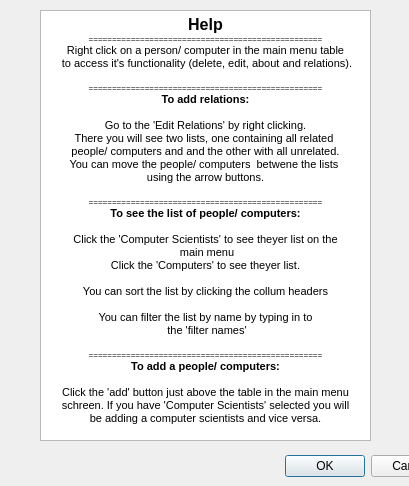
Qt form helpwindow.ui (hrafnkelli14/Verklegt-verkefni-3) before a commit.
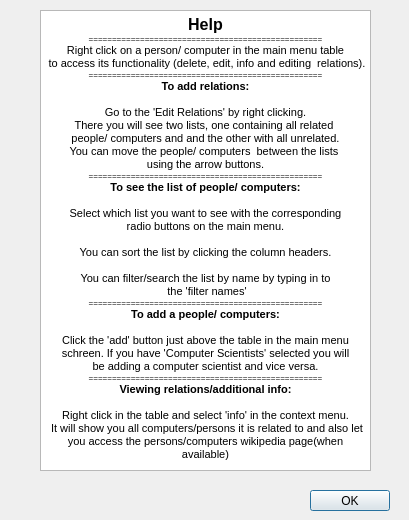
The same form after that commit.

Commit message: help window ready and linked to main menu

```diff
--- a/helpwindow.ui
+++ b/helpwindow.ui
@@ -7,35 +7,19 @@
     <x>0</x>
     <y>0</y>
     <width>409</width>
-    <height>486</height>
+    <height>520</height>
    </rect>
   </property>
   <property name="windowTitle">
    <string>Dialog</string>
   </property>
-  <widget class="QDialogButtonBox" name="buttonBox">
-   <property name="geometry">
-    <rect>
-     <x>110</x>
-     <y>450</y>
-     <width>341</width>
-     <height>32</height>
-    </rect>
-   </property>
-   <property name="orientation">
-    <enum>Qt::Horizontal</enum>
-   </property>
-   <property name="standardButtons">
-    <set>QDialogButtonBox::Cancel|QDialogButtonBox::Ok</set>
-   </property>
-  </widget>
   <widget class="QTextBrowser" name="textBrowser">
    <property name="geometry">
     <rect>
      <x>40</x>
      <y>10</y>
      <width>331</width>
-     <height>431</height>
+     <height>461</height>
     </rect>
    </property>
    <property name="html">
@@ -46,34 +30,49 @@
 &lt;p align=&quot;center&quot; style=&quot; margin-top:0px; margin-bottom:0px; margin-left:0px; margin-right:0px; -qt-block-indent:0; text-indent:0px;&quot;&gt;&lt;span style=&quot; font-size:12pt; font-weight:600;&quot;&gt;Help&lt;/span&gt;&lt;/p&gt;
 &lt;p align=&quot;center&quot; style=&quot; margin-top:0px; margin-bottom:0px; margin-left:0px; margin-right:0px; -qt-block-indent:0; text-indent:0px;&quot;&gt;&lt;span style=&quot; font-size:6pt;&quot;&gt;==================================================&lt;/span&gt;&lt;/p&gt;
 &lt;p align=&quot;center&quot; style=&quot; margin-top:0px; margin-bottom:0px; margin-left:0px; margin-right:0px; -qt-block-indent:0; text-indent:0px;&quot;&gt;&lt;span style=&quot; font-size:8pt;&quot;&gt;Right click on a person/ computer in the main menu table&lt;/span&gt;&lt;/p&gt;
-&lt;p align=&quot;center&quot; style=&quot; margin-top:0px; margin-bottom:0px; margin-left:0px; margin-right:0px; -qt-block-indent:0; text-indent:0px;&quot;&gt;&lt;span style=&quot; font-size:8pt;&quot;&gt; to access it's functionality (delete, edit, about and relations).&lt;/span&gt;&lt;/p&gt;
-&lt;p style=&quot;-qt-paragraph-type:empty; margin-top:0px; margin-bottom:0px; margin-left:0px; margin-right:0px; -qt-block-indent:0; text-indent:0px; font-size:8pt;&quot;&gt;&lt;br /&gt;&lt;/p&gt;
+&lt;p align=&quot;center&quot; style=&quot; margin-top:0px; margin-bottom:0px; margin-left:0px; margin-right:0px; -qt-block-indent:0; text-indent:0px;&quot;&gt;&lt;span style=&quot; font-size:8pt;&quot;&gt; to access its functionality (delete, edit, info and editing  relations).&lt;/span&gt;&lt;/p&gt;
 &lt;p align=&quot;center&quot; style=&quot; margin-top:0px; margin-bottom:0px; margin-left:0px; margin-right:0px; -qt-block-indent:0; text-indent:0px;&quot;&gt;&lt;span style=&quot; font-size:6pt;&quot;&gt;==================================================&lt;/span&gt;&lt;/p&gt;
 &lt;p align=&quot;center&quot; style=&quot; margin-top:0px; margin-bottom:0px; margin-left:0px; margin-right:0px; -qt-block-indent:0; text-indent:0px;&quot;&gt;&lt;span style=&quot; font-size:8pt; font-weight:600;&quot;&gt;To add relations:&lt;/span&gt;&lt;/p&gt;
 &lt;p align=&quot;center&quot; style=&quot;-qt-paragraph-type:empty; margin-top:0px; margin-bottom:0px; margin-left:0px; margin-right:0px; -qt-block-indent:0; text-indent:0px; font-size:8pt;&quot;&gt;&lt;br /&gt;&lt;/p&gt;
 &lt;p align=&quot;center&quot; style=&quot; margin-top:0px; margin-bottom:0px; margin-left:0px; margin-right:0px; -qt-block-indent:0; text-indent:0px;&quot;&gt;&lt;span style=&quot; font-size:8pt;&quot;&gt;Go to the 'Edit Relations' by right clicking.&lt;br /&gt;There you will see two lists, one containing all related &lt;/span&gt;&lt;/p&gt;
 &lt;p align=&quot;center&quot; style=&quot; margin-top:0px; margin-bottom:0px; margin-left:0px; margin-right:0px; -qt-block-indent:0; text-indent:0px;&quot;&gt;&lt;span style=&quot; font-size:8pt;&quot;&gt;people/ computers and and the other with all unrelated.&lt;/span&gt;&lt;/p&gt;
-&lt;p align=&quot;center&quot; style=&quot; margin-top:0px; margin-bottom:0px; margin-left:0px; margin-right:0px; -qt-block-indent:0; text-indent:0px;&quot;&gt;&lt;span style=&quot; font-size:8pt;&quot;&gt;You can move the people/ computers  betwene the lists &lt;/span&gt;&lt;/p&gt;
+&lt;p align=&quot;center&quot; style=&quot; margin-top:0px; margin-bottom:0px; margin-left:0px; margin-right:0px; -qt-block-indent:0; text-indent:0px;&quot;&gt;&lt;span style=&quot; font-size:8pt;&quot;&gt;You can move the people/ computers  between the lists &lt;/span&gt;&lt;/p&gt;
 &lt;p align=&quot;center&quot; style=&quot; margin-top:0px; margin-bottom:0px; margin-left:0px; margin-right:0px; -qt-block-indent:0; text-indent:0px;&quot;&gt;&lt;span style=&quot; font-size:8pt;&quot;&gt;using the arrow buttons.&lt;/span&gt;&lt;/p&gt;
-&lt;p align=&quot;center&quot; style=&quot;-qt-paragraph-type:empty; margin-top:0px; margin-bottom:0px; margin-left:0px; margin-right:0px; -qt-block-indent:0; text-indent:0px; font-size:8pt;&quot;&gt;&lt;br /&gt;&lt;/p&gt;
 &lt;p align=&quot;center&quot; style=&quot; margin-top:0px; margin-bottom:0px; margin-left:0px; margin-right:0px; -qt-block-indent:0; text-indent:0px;&quot;&gt;&lt;span style=&quot; font-size:6pt;&quot;&gt;==================================================&lt;/span&gt;&lt;/p&gt;
 &lt;p align=&quot;center&quot; style=&quot; margin-top:0px; margin-bottom:0px; margin-left:0px; margin-right:0px; -qt-block-indent:0; text-indent:0px;&quot;&gt;&lt;span style=&quot; font-size:8pt; font-weight:600;&quot;&gt;To see the list of people/ computers:&lt;/span&gt;&lt;/p&gt;
 &lt;p align=&quot;center&quot; style=&quot;-qt-paragraph-type:empty; margin-top:0px; margin-bottom:0px; margin-left:0px; margin-right:0px; -qt-block-indent:0; text-indent:0px; font-size:8pt;&quot;&gt;&lt;br /&gt;&lt;/p&gt;
-&lt;p align=&quot;center&quot; style=&quot; margin-top:0px; margin-bottom:0px; margin-left:0px; margin-right:0px; -qt-block-indent:0; text-indent:0px;&quot;&gt;&lt;span style=&quot; font-size:8pt;&quot;&gt;Click the 'Computer Scientists' to see theyer list on the&lt;/span&gt;&lt;/p&gt;
-&lt;p align=&quot;center&quot; style=&quot; margin-top:0px; margin-bottom:0px; margin-left:0px; margin-right:0px; -qt-block-indent:0; text-indent:0px;&quot;&gt;&lt;span style=&quot; font-size:8pt;&quot;&gt; main menu&lt;/span&gt;&lt;/p&gt;
-&lt;p align=&quot;center&quot; style=&quot; margin-top:0px; margin-bottom:0px; margin-left:0px; margin-right:0px; -qt-block-indent:0; text-indent:0px;&quot;&gt;&lt;span style=&quot; font-size:8pt;&quot;&gt;Click the 'Computers' to see theyer list.&lt;/span&gt;&lt;/p&gt;
+&lt;p align=&quot;center&quot; style=&quot; margin-top:0px; margin-bottom:0px; margin-left:0px; margin-right:0px; -qt-block-indent:0; text-indent:0px;&quot;&gt;&lt;span style=&quot; font-size:8pt;&quot;&gt;Select which list you want to see with the corresponding&lt;/span&gt;&lt;/p&gt;
+&lt;p align=&quot;center&quot; style=&quot; margin-top:0px; margin-bottom:0px; margin-left:0px; margin-right:0px; -qt-block-indent:0; text-indent:0px;&quot;&gt;&lt;span style=&quot; font-size:8pt;&quot;&gt;radio buttons on the main menu.&lt;/span&gt;&lt;/p&gt;
 &lt;p align=&quot;center&quot; style=&quot;-qt-paragraph-type:empty; margin-top:0px; margin-bottom:0px; margin-left:0px; margin-right:0px; -qt-block-indent:0; text-indent:0px; font-size:8pt;&quot;&gt;&lt;br /&gt;&lt;/p&gt;
-&lt;p align=&quot;center&quot; style=&quot; margin-top:0px; margin-bottom:0px; margin-left:0px; margin-right:0px; -qt-block-indent:0; text-indent:0px;&quot;&gt;&lt;span style=&quot; font-size:8pt;&quot;&gt;You can sort the list by clicking the collum headers&lt;/span&gt;&lt;/p&gt;
+&lt;p align=&quot;center&quot; style=&quot; margin-top:0px; margin-bottom:0px; margin-left:0px; margin-right:0px; -qt-block-indent:0; text-indent:0px;&quot;&gt;&lt;span style=&quot; font-size:8pt;&quot;&gt;You can sort the list by clicking the column headers.&lt;/span&gt;&lt;/p&gt;
 &lt;p align=&quot;center&quot; style=&quot;-qt-paragraph-type:empty; margin-top:0px; margin-bottom:0px; margin-left:0px; margin-right:0px; -qt-block-indent:0; text-indent:0px; font-size:8pt;&quot;&gt;&lt;br /&gt;&lt;/p&gt;
-&lt;p align=&quot;center&quot; style=&quot; margin-top:0px; margin-bottom:0px; margin-left:0px; margin-right:0px; -qt-block-indent:0; text-indent:0px;&quot;&gt;&lt;span style=&quot; font-size:8pt;&quot;&gt;You can filter the list by name by typing in to&lt;/span&gt;&lt;/p&gt;
+&lt;p align=&quot;center&quot; style=&quot; margin-top:0px; margin-bottom:0px; margin-left:0px; margin-right:0px; -qt-block-indent:0; text-indent:0px;&quot;&gt;&lt;span style=&quot; font-size:8pt;&quot;&gt;You can filter/search the list by name by typing in to&lt;/span&gt;&lt;/p&gt;
 &lt;p align=&quot;center&quot; style=&quot; margin-top:0px; margin-bottom:0px; margin-left:0px; margin-right:0px; -qt-block-indent:0; text-indent:0px;&quot;&gt;&lt;span style=&quot; font-size:8pt;&quot;&gt; the 'filter names'&lt;/span&gt;&lt;/p&gt;
-&lt;p align=&quot;center&quot; style=&quot;-qt-paragraph-type:empty; margin-top:0px; margin-bottom:0px; margin-left:0px; margin-right:0px; -qt-block-indent:0; text-indent:0px; font-size:8pt;&quot;&gt;&lt;br /&gt;&lt;/p&gt;
 &lt;p align=&quot;center&quot; style=&quot; margin-top:0px; margin-bottom:0px; margin-left:0px; margin-right:0px; -qt-block-indent:0; text-indent:0px;&quot;&gt;&lt;span style=&quot; font-size:6pt;&quot;&gt;==================================================&lt;/span&gt;&lt;/p&gt;
 &lt;p align=&quot;center&quot; style=&quot; margin-top:0px; margin-bottom:0px; margin-left:0px; margin-right:0px; -qt-block-indent:0; text-indent:0px;&quot;&gt;&lt;span style=&quot; font-size:8pt; font-weight:600;&quot;&gt;To add a people/ computers:&lt;/span&gt;&lt;/p&gt;
 &lt;p align=&quot;center&quot; style=&quot;-qt-paragraph-type:empty; margin-top:0px; margin-bottom:0px; margin-left:0px; margin-right:0px; -qt-block-indent:0; text-indent:0px; font-size:8pt;&quot;&gt;&lt;br /&gt;&lt;/p&gt;
 &lt;p align=&quot;center&quot; style=&quot; margin-top:0px; margin-bottom:0px; margin-left:0px; margin-right:0px; -qt-block-indent:0; text-indent:0px;&quot;&gt;&lt;span style=&quot; font-size:8pt;&quot;&gt;Click the 'add' button just above the table in the main menu&lt;/span&gt;&lt;/p&gt;
 &lt;p align=&quot;center&quot; style=&quot; margin-top:0px; margin-bottom:0px; margin-left:0px; margin-right:0px; -qt-block-indent:0; text-indent:0px;&quot;&gt;&lt;span style=&quot; font-size:8pt;&quot;&gt;schreen. If you have 'Computer Scientists' selected you will&lt;/span&gt;&lt;/p&gt;
-&lt;p align=&quot;center&quot; style=&quot; margin-top:0px; margin-bottom:0px; margin-left:0px; margin-right:0px; -qt-block-indent:0; text-indent:0px;&quot;&gt;&lt;span style=&quot; font-size:8pt;&quot;&gt;be adding a computer scientists and vice versa.&lt;/span&gt;&lt;/p&gt;&lt;/body&gt;&lt;/html&gt;</string>
+&lt;p align=&quot;center&quot; style=&quot; margin-top:0px; margin-bottom:0px; margin-left:0px; margin-right:0px; -qt-block-indent:0; text-indent:0px;&quot;&gt;&lt;span style=&quot; font-size:8pt;&quot;&gt;be adding a computer scientist and vice versa.&lt;/span&gt;&lt;/p&gt;
+&lt;p align=&quot;center&quot; style=&quot; margin-top:0px; margin-bottom:0px; margin-left:0px; margin-right:0px; -qt-block-indent:0; text-indent:0px;&quot;&gt;&lt;span style=&quot; font-size:6pt;&quot;&gt;==================================================&lt;/span&gt;&lt;/p&gt;
+&lt;p align=&quot;center&quot; style=&quot; margin-top:0px; margin-bottom:0px; margin-left:0px; margin-right:0px; -qt-block-indent:0; text-indent:0px;&quot;&gt;&lt;span style=&quot; font-size:8pt; font-weight:600;&quot;&gt;Viewing relations/additional info:&lt;/span&gt;&lt;/p&gt;
+&lt;p align=&quot;center&quot; style=&quot;-qt-paragraph-type:empty; margin-top:0px; margin-bottom:0px; margin-left:0px; margin-right:0px; -qt-block-indent:0; text-indent:0px; font-size:8pt; font-weight:600;&quot;&gt;&lt;br /&gt;&lt;/p&gt;
+&lt;p align=&quot;center&quot; style=&quot; margin-top:0px; margin-bottom:0px; margin-left:0px; margin-right:0px; -qt-block-indent:0; text-indent:0px;&quot;&gt;&lt;span style=&quot; font-size:8pt;&quot;&gt;Right click in the table and select 'info' in the context menu.&lt;/span&gt;&lt;/p&gt;
+&lt;p align=&quot;center&quot; style=&quot; margin-top:0px; margin-bottom:0px; margin-left:0px; margin-right:0px; -qt-block-indent:0; text-indent:0px;&quot;&gt;&lt;span style=&quot; font-size:8pt;&quot;&gt; It will show you all computers/persons it is related to and also let&lt;/span&gt;&lt;/p&gt;
+&lt;p align=&quot;center&quot; style=&quot; margin-top:0px; margin-bottom:0px; margin-left:0px; margin-right:0px; -qt-block-indent:0; text-indent:0px;&quot;&gt;&lt;span style=&quot; font-size:8pt;&quot;&gt;you access the persons/computers wikipedia page(when available)&lt;/span&gt;&lt;/p&gt;&lt;/body&gt;&lt;/html&gt;</string>
+   </property>
+  </widget>
+  <widget class="QPushButton" name="pushButton">
+   <property name="geometry">
+    <rect>
+     <x>310</x>
+     <y>490</y>
+     <width>80</width>
+     <height>21</height>
+    </rect>
+   </property>
+   <property name="text">
+    <string>OK</string>
    </property>
   </widget>
  </widget>
```
Left out of the diff: 35 changed lines with no effect on the pictures. The commit also changes 4 other files.
